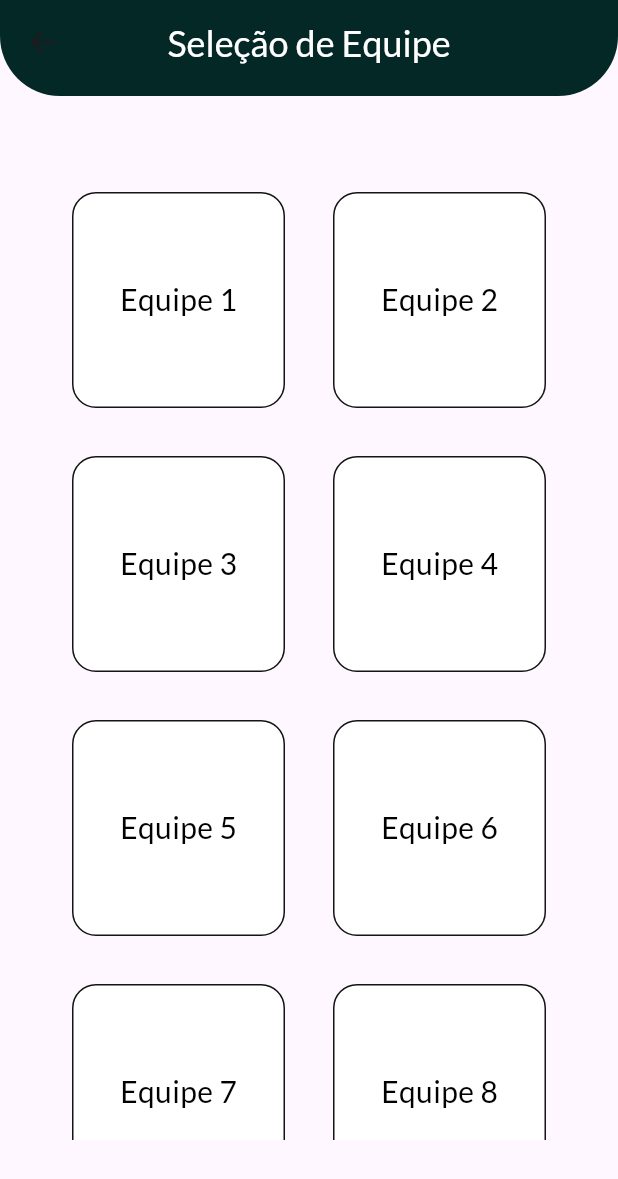
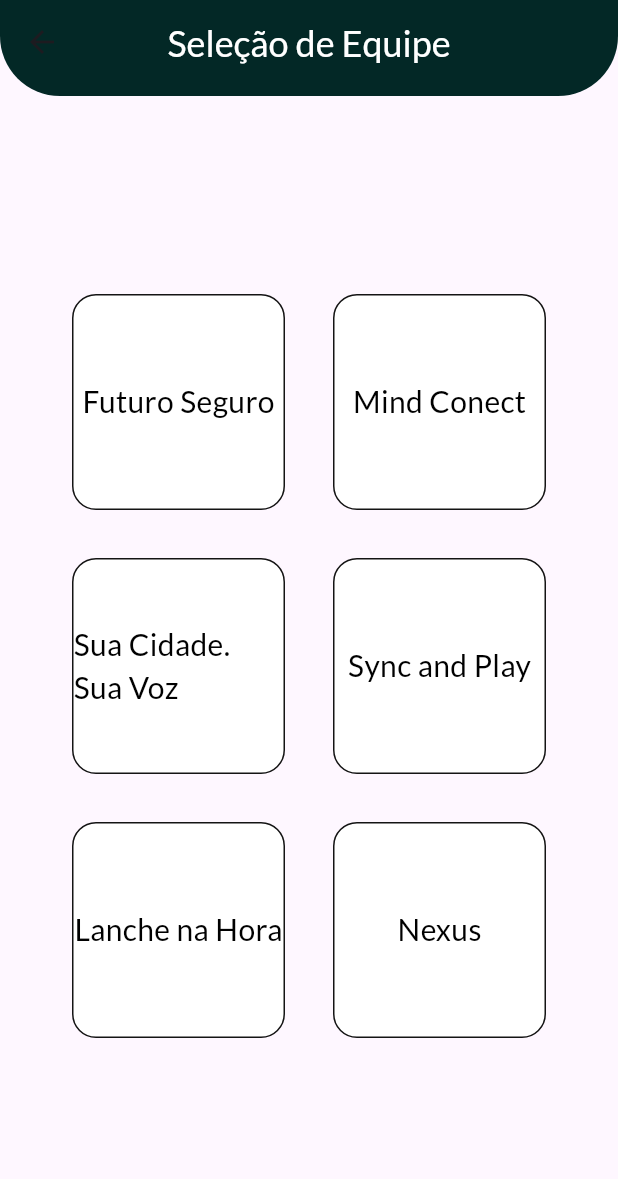
Before and after one commit to anselmomartins1918/Inspira, a Flutter app: the TeamSelection screen opened directly with empty values, on a phone screen of 412 x 824 dp. Shown: the top 1179 px of the screen. Run offline on Flutter 3.47's test engine with Material 3 defaults, Android fonts, the phone set to English and light mode, and no system bars; our stand-ins replace carousel_slider, cloud_firestore, firebase_auth, firebase_core, flutter_svg; accounts and stored records are empty.

Commit message:
feat: Added teams

```diff
--- a/lib/app/ui/pages/team_selection/team_selection_page.dart
+++ b/lib/app/ui/pages/team_selection/team_selection_page.dart
@@ -10,14 +10,12 @@ class TeamSelection extends StatelessWidget {
   });
 
   final List<String> teams = [
-    'Equipe 1',
-    'Equipe 2',
-    'Equipe 3',
-    'Equipe 4',
-    'Equipe 5',
-    'Equipe 6',
-    'Equipe 7',
-    'Equipe 8'
+    'Futuro Seguro',
+    'Mind Conect',
+    'Sua Cidade. Sua Voz',
+    'Sync and Play',
+    'Lanche na Hora',
+    'Nexus',
   ];
 
   @override
```
Also changed, not shown: 1 other file.
